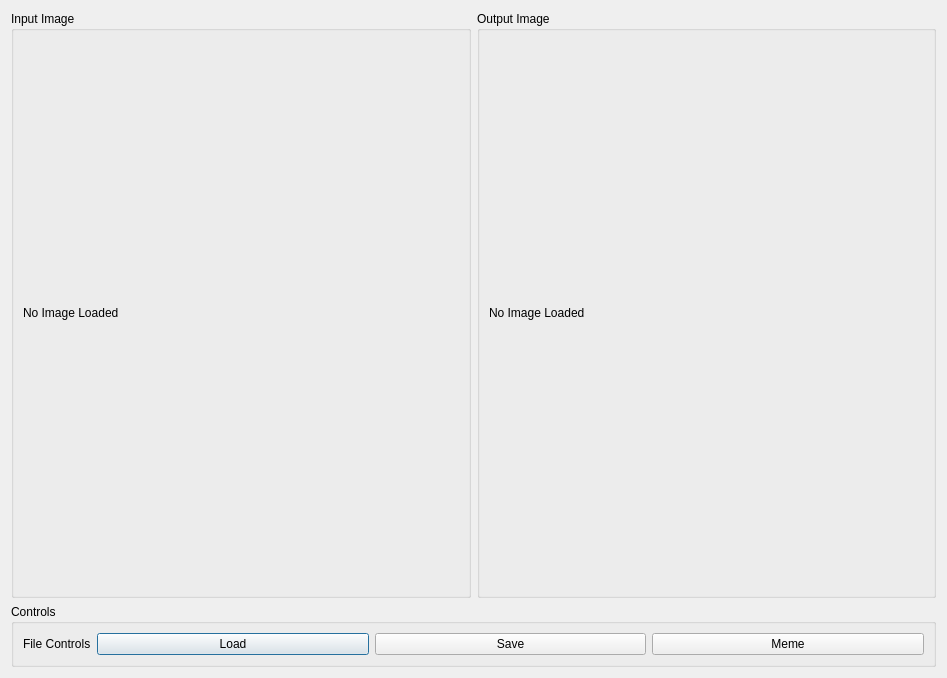
Before: the Qt Designer form mainwindow.ui in Flawededge/OpenCV_Python, drawn with Qt 5.
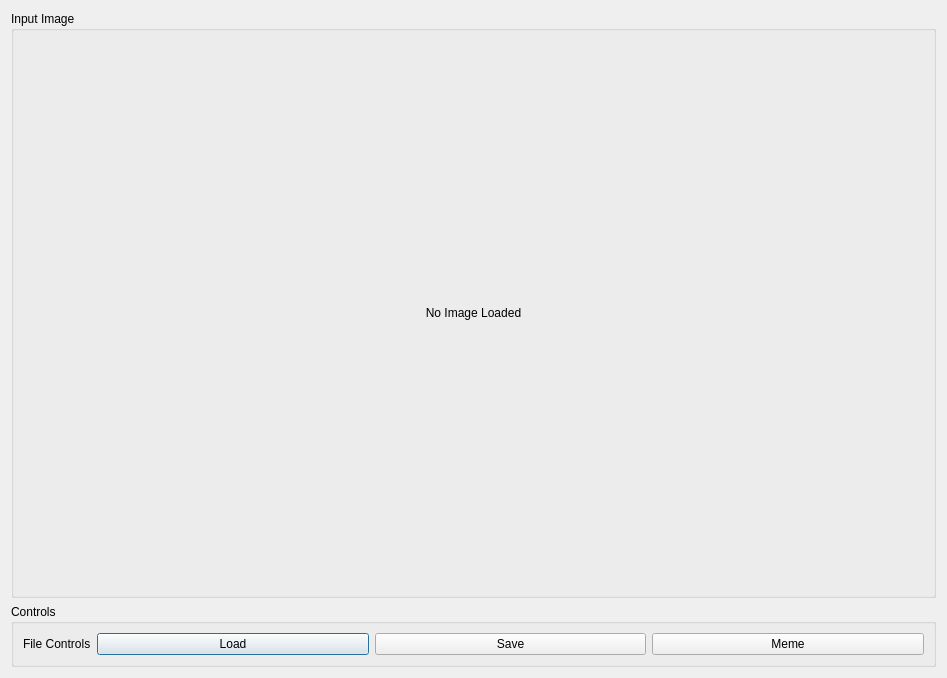
After: the same form once the commit is applied.

The edit to the form file:
```diff
--- a/mainwindow.ui
+++ b/mainwindow.ui
@@ -70,48 +70,8 @@
           <property name="scaledContents">
            <bool>true</bool>
           </property>
-         </widget>
-        </item>
-       </layout>
-      </widget>
-     </item>
-     <item>
-      <widget class="QGroupBox" name="Output">
-       <property name="sizePolicy">
-        <sizepolicy hsizetype="Minimum" vsizetype="Minimum">
-         <horstretch>0</horstretch>
-         <verstretch>0</verstretch>
-        </sizepolicy>
-       </property>
-       <property name="minimumSize">
-        <size>
-         <width>50</width>
-         <height>100</height>
-        </size>
-       </property>
-       <property name="title">
-        <string>Output Image</string>
-       </property>
-       <layout class="QHBoxLayout" name="horizontalLayout_3">
-        <item>
-         <widget class="QLabel" name="outImage">
-          <property name="sizePolicy">
-           <sizepolicy hsizetype="Ignored" vsizetype="Ignored">
-            <horstretch>0</horstretch>
-            <verstretch>0</verstretch>
-           </sizepolicy>
-          </property>
-          <property name="minimumSize">
-           <size>
-            <width>0</width>
-            <height>0</height>
-           </size>
-          </property>
-          <property name="text">
-           <string>No Image Loaded</string>
-          </property>
-          <property name="scaledContents">
-           <bool>true</bool>
+          <property name="alignment">
+           <set>Qt::AlignCenter</set>
           </property>
          </widget>
         </item>
```
